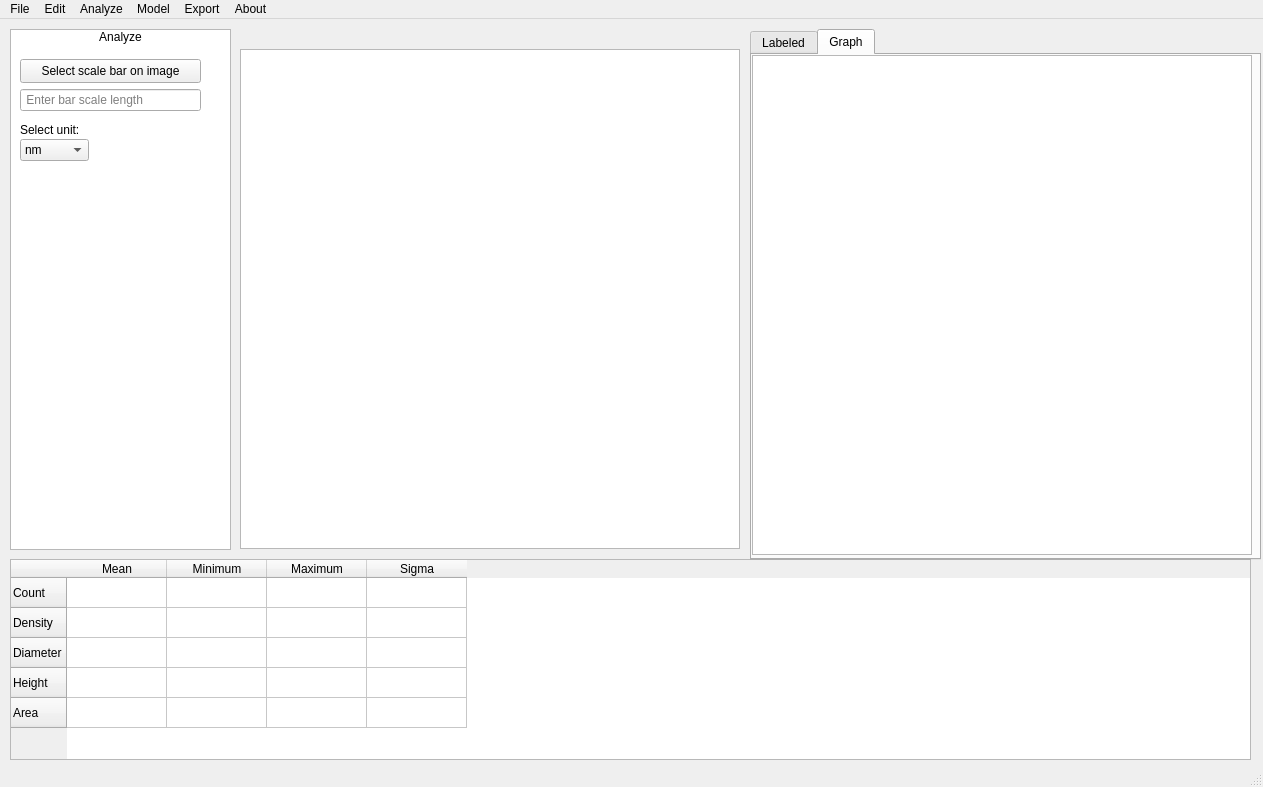
The window that src/gui/ui_designs/gui_prototype1.2_graphics_view.ui (Nikolajkng/NanoparticleAnalysis) describes before a commit, drawn with Qt 5.
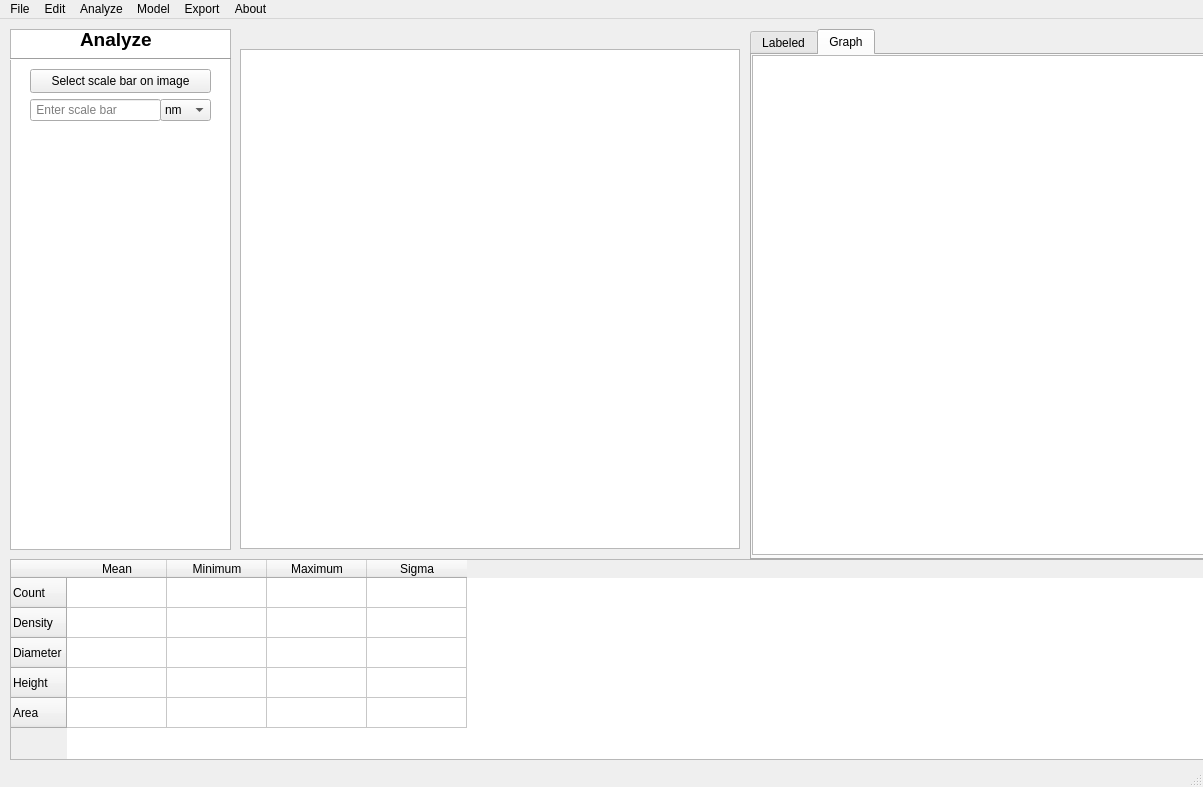
The same window after the commit. The open tabs and pages were chosen to show the change.

Commit message: made 'analyze' header + added validation on open_image

```diff
--- a/src/gui/ui_designs/gui_prototype1.2_graphics_view.ui
+++ b/src/gui/ui_designs/gui_prototype1.2_graphics_view.ui
@@ -6,7 +6,7 @@
    <rect>
     <x>0</x>
     <y>0</y>
-    <width>1263</width>
+    <width>1203</width>
     <height>787</height>
    </rect>
   </property>
@@ -29,14 +29,6 @@
       <height>521</height>
      </rect>
     </property>
-    <item>
-     <property name="text">
-      <string>Analyze</string>
-     </property>
-     <property name="textAlignment">
-      <set>AlignCenter</set>
-     </property>
-    </item>
    </widget>
    <widget class="QTableWidget" name="table_widget">
     <property name="geometry">
@@ -279,9 +271,9 @@
    <widget class="QLineEdit" name="barScaleInputField">
     <property name="geometry">
      <rect>
-      <x>20</x>
-      <y>70</y>
-      <width>181</width>
+      <x>30</x>
+      <y>80</y>
+      <width>131</width>
       <height>22</height>
      </rect>
     </property>
@@ -292,15 +284,15 @@
      <string/>
     </property>
     <property name="placeholderText">
-     <string> Enter bar scale length</string>
+     <string> Enter scale bar</string>
     </property>
    </widget>
    <widget class="QComboBox" name="comboBox">
     <property name="geometry">
      <rect>
-      <x>20</x>
-      <y>120</y>
-      <width>69</width>
+      <x>160</x>
+      <y>80</y>
+      <width>51</width>
       <height>22</height>
      </rect>
     </property>
@@ -315,24 +307,11 @@
      </property>
     </item>
    </widget>
-   <widget class="QLabel" name="label">
-    <property name="geometry">
-     <rect>
-      <x>20</x>
-      <y>100</y>
-      <width>111</width>
-      <height>21</height>
-     </rect>
-    </property>
-    <property name="text">
-     <string>Select unit:</string>
-    </property>
-   </widget>
    <widget class="QPushButton" name="selectBarScaleButton">
     <property name="geometry">
      <rect>
-      <x>20</x>
-      <y>40</y>
+      <x>30</x>
+      <y>50</y>
       <width>181</width>
       <height>24</height>
      </rect>
@@ -341,13 +320,46 @@
      <string>Select scale bar on image</string>
     </property>
    </widget>
+   <widget class="Line" name="line">
+    <property name="geometry">
+     <rect>
+      <x>10</x>
+      <y>30</y>
+      <width>221</width>
+      <height>20</height>
+     </rect>
+    </property>
+    <property name="orientation">
+     <enum>Qt::Horizontal</enum>
+    </property>
+   </widget>
+   <widget class="QLabel" name="label">
+    <property name="geometry">
+     <rect>
+      <x>80</x>
+      <y>10</y>
+      <width>121</width>
+      <height>21</height>
+     </rect>
+    </property>
+    <property name="font">
+     <font>
+      <pointsize>14</pointsize>
+      <weight>75</weight>
+      <bold>true</bold>
+     </font>
+    </property>
+    <property name="text">
+     <string>Analyze</string>
+    </property>
+   </widget>
   </widget>
   <widget class="QMenuBar" name="menubar">
    <property name="geometry">
     <rect>
      <x>0</x>
      <y>0</y>
-     <width>1263</width>
+     <width>1203</width>
      <height>24</height>
     </rect>
    </property>
```
Left out of the diff: 2 changed lines with no effect on the pictures. The commit also changes 3 other files.
